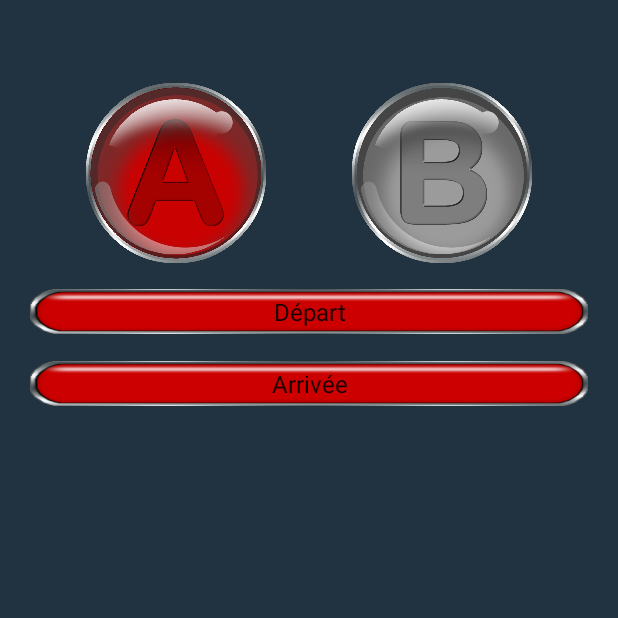
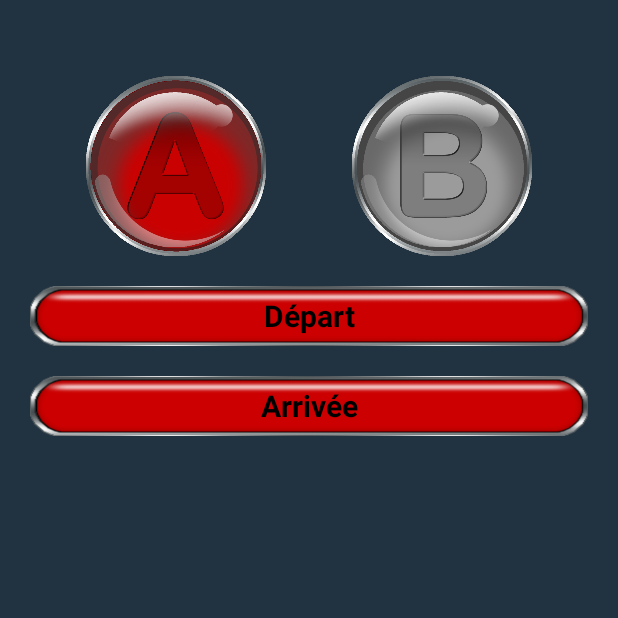
Before and after one commit to YvesToiser/metro-station-exit-finder, an Android app: the screen it shows after launch (MainActivity), on a phone screen of 412 x 824 dp, the top half of it. Run offline under Robolectric (Android 15) with nearby library versions, the light colour scheme and no system bars.

Commit message:
Design modifications Remove toasts

```diff
--- a/app/build.gradle
+++ b/app/build.gradle
@@ -11,8 +11,8 @@ android {
         applicationId "com.toiser.myapp"
         minSdkVersion 16
         targetSdkVersion 28
-        versionCode 4
-        versionName "0.1.2"
+        versionCode 5
+        versionName "0.2.0"
         testInstrumentationRunner "androidx.test.runner.AndroidJUnitRunner"
     }
     buildTypes {
--- a/app/src/main/java/com/toiser/myapp/MainActivity.kt
+++ b/app/src/main/java/com/toiser/myapp/MainActivity.kt
@@ -46,11 +46,6 @@ class MainActivity : AppCompatActivity() {
                 if (position > 0) {
                     processItemSelected( tvLift, tvEscalator, tvStairs, imgLift, imgEscalator, imgStairs,
                         imgLine, selectedLine)
-                    Toast.makeText(
-                        this@MainActivity,
-                        getString(R.string.DepartureToast) + stationNamesDeparture[position].stationName,
-                        Toast.LENGTH_SHORT
-                    ).show()
                 }
             }
 
@@ -65,11 +60,6 @@ class MainActivity : AppCompatActivity() {
                 if (position > 0) {
                     processItemSelected( tvLift, tvEscalator, tvStairs, imgLift, imgEscalator, imgStairs,
                         imgLine, selectedLine)
-                    Toast.makeText(
-                        this@MainActivity,
-                        getString(R.string.ArrivalToast) + stationNamesArrival[position].stationName,
-                        Toast.LENGTH_SHORT
-                    ).show()
                 }
             }
 
--- a/app/src/main/java/com/toiser/myapp/Process.kt
+++ b/app/src/main/java/com/toiser/myapp/Process.kt
@@ -32,13 +32,13 @@ fun selectMetroLine (metroLine: MetroLineEnum, btnA: ImageButton, btnB: ImageBut
     for (i in 0 until stationNamesDeparture.size) {
         departureStationsLabelList.add(stationNamesDeparture[i].stationName)
     }
-    spinnerDeparture.adapter = ArrayAdapter(context, android.R.layout.simple_spinner_item, departureStationsLabelList)
+    spinnerDeparture.adapter = ArrayAdapter(context, R.layout.spinner_item, departureStationsLabelList)
 
     val arrivalStationsLabelList = arrayListOf<String>()
     for (i in 0 until stationNamesArrival.size) {
         arrivalStationsLabelList.add(stationNamesArrival[i].stationName)
     }
-    spinnerArrival.adapter = ArrayAdapter(context, android.R.layout.simple_spinner_item, arrivalStationsLabelList)
+    spinnerArrival.adapter = ArrayAdapter(context, R.layout.spinner_item, arrivalStationsLabelList)
 }
 
 
--- a/app/src/main/res/layout/activity_main.xml
+++ b/app/src/main/res/layout/activity_main.xml
@@ -11,7 +11,7 @@
     <androidx.constraintlayout.widget.ConstraintLayout
         android:id="@+id/top_layout"
         android:layout_width="match_parent"
-        android:layout_height="240dp"
+        android:layout_height="270dp"
         app:layout_constraintBottom_toTopOf="@+id/middle_layout"
         app:layout_constraintEnd_toEndOf="parent"
         app:layout_constraintStart_toStartOf="parent"
@@ -51,8 +51,8 @@
                 android:layout_marginLeft="10dp"
                 android:layout_marginEnd="20dp"
                 android:layout_marginRight="20dp"
+                android:background="@android:color/transparent"
                 android:scaleType="fitCenter"
-                android:background="@android:color/transparent"
                 android:src="@drawable/b_inactive"
                 app:layout_constraintBottom_toBottomOf="parent"
                 app:layout_constraintEnd_toEndOf="parent"
@@ -63,7 +63,7 @@
         <Spinner
             android:id="@+id/departure_spinner"
             android:layout_width="match_parent"
-            android:layout_height="30dp"
+            android:layout_height="40dp"
             android:layout_marginStart="20dp"
             android:layout_marginLeft="20dp"
             android:layout_marginTop="10dp"
@@ -72,9 +72,8 @@
             android:layout_marginBottom="5dp"
             android:background="@drawable/spinner_bar_red"
             android:gravity="center"
+            android:spinnerMode="dialog"
             android:textAlignment="center"
-            android:prompt="@string/departure_spinner_hint_resource"
-            android:spinnerMode="dialog"
             app:layout_constraintBottom_toTopOf="@+id/arrival_spinner"
             app:layout_constraintEnd_toEndOf="parent"
             app:layout_constraintStart_toStartOf="parent"
@@ -83,7 +82,7 @@
         <Spinner
             android:id="@+id/arrival_spinner"
             android:layout_width="match_parent"
-            android:layout_height="30dp"
+            android:layout_height="40dp"
             android:layout_marginStart="20dp"
             android:layout_marginLeft="20dp"
             android:layout_marginTop="5dp"
@@ -91,10 +90,9 @@
             android:layout_marginRight="20dp"
             android:layout_marginBottom="10dp"
             android:background="@drawable/spinner_bar_red"
+            android:gravity="center"
             android:spinnerMode="dialog"
-            android:gravity="center"
             android:textAlignment="center"
-            android:prompt="@string/arrival_spinner_hint_resource"
             app:layout_constraintBottom_toBottomOf="parent"
             app:layout_constraintEnd_toEndOf="parent"
             app:layout_constraintHorizontal_bias="0.0"
@@ -116,11 +114,11 @@
             android:id="@+id/constraintLayout4"
             android:layout_width="match_parent"
             android:layout_height="70dp"
-            android:layout_marginStart="20dp"
-            android:layout_marginLeft="20dp"
+            android:layout_marginStart="40dp"
+            android:layout_marginLeft="40dp"
             android:layout_marginTop="20dp"
-            android:layout_marginEnd="20dp"
-            android:layout_marginRight="20dp"
+            android:layout_marginEnd="40dp"
+            android:layout_marginRight="40dp"
             android:layout_marginBottom="5dp"
             app:layout_constraintBottom_toTopOf="@+id/constraintLayout5"
             app:layout_constraintEnd_toEndOf="parent"
@@ -133,33 +131,36 @@
                 android:layout_height="match_parent"
                 android:scaleType="fitCenter"
                 app:layout_constraintBottom_toBottomOf="parent"
-                app:layout_constraintEnd_toStartOf="@+id/tvLiftNumber"
                 app:layout_constraintStart_toStartOf="parent"
                 app:layout_constraintTop_toTopOf="parent"
+                app:layout_constraintVertical_bias="0.0"
                 app:srcCompat="@android:color/transparent" />
 
             <TextView
                 android:id="@+id/tvLiftNumber"
                 android:layout_width="100dp"
                 android:layout_height="match_parent"
+                android:layout_marginStart="20dp"
+                android:layout_marginLeft="20dp"
                 android:gravity="center"
                 android:textColor="#FFFFFF"
                 android:textSize="30sp"
                 app:layout_constraintBottom_toBottomOf="parent"
                 app:layout_constraintEnd_toEndOf="parent"
                 app:layout_constraintStart_toEndOf="@+id/imageViewLift"
-                app:layout_constraintTop_toTopOf="parent" />
+                app:layout_constraintTop_toTopOf="parent"
+                app:layout_constraintVertical_bias="0.0" />
         </androidx.constraintlayout.widget.ConstraintLayout>
 
         <androidx.constraintlayout.widget.ConstraintLayout
             android:id="@+id/constraintLayout5"
             android:layout_width="match_parent"
             android:layout_height="70dp"
-            android:layout_marginStart="20dp"
-            android:layout_marginLeft="20dp"
+            android:layout_marginStart="40dp"
+            android:layout_marginLeft="40dp"
             android:layout_marginTop="5dp"
-            android:layout_marginEnd="20dp"
-            android:layout_marginRight="20dp"
+            android:layout_marginEnd="40dp"
+            android:layout_marginRight="40dp"
             android:layout_marginBottom="5dp"
             app:layout_constraintBottom_toTopOf="@+id/constraintLayout6"
             app:layout_constraintEnd_toEndOf="parent"
@@ -171,7 +172,6 @@
                 android:layout_width="70dp"
                 android:layout_height="match_parent"
                 android:scaleType="fitCenter"
-                app:layout_constraintEnd_toStartOf="@+id/tvEscalatorNumber"
                 app:layout_constraintStart_toStartOf="parent"
                 app:srcCompat="@android:color/transparent" />
 
@@ -179,6 +179,8 @@
                 android:id="@+id/tvEscalatorNumber"
                 android:layout_width="100dp"
                 android:layout_height="match_parent"
+                android:layout_marginStart="20dp"
+                android:layout_marginLeft="20dp"
                 android:gravity="center"
                 android:textColor="#FFFFFF"
                 android:textSize="30sp"
@@ -192,11 +194,11 @@
             android:id="@+id/constraintLayout6"
             android:layout_width="match_parent"
             android:layout_height="70dp"
-            android:layout_marginStart="20dp"
-            android:layout_marginLeft="20dp"
+            android:layout_marginStart="40dp"
+            android:layout_marginLeft="40dp"
             android:layout_marginTop="5dp"
-            android:layout_marginEnd="20dp"
-            android:layout_marginRight="20dp"
+            android:layout_marginEnd="40dp"
+            android:layout_marginRight="40dp"
             android:layout_marginBottom="20dp"
             app:layout_constraintBottom_toBottomOf="parent"
             app:layout_constraintEnd_toEndOf="parent"
@@ -208,7 +210,6 @@
                 android:layout_width="70dp"
                 android:layout_height="match_parent"
                 android:scaleType="fitCenter"
-                app:layout_constraintEnd_toStartOf="@+id/tvStairsNumber"
                 app:layout_constraintStart_toStartOf="parent"
                 app:srcCompat="@android:color/transparent" />
 
@@ -216,6 +217,8 @@
                 android:id="@+id/tvStairsNumber"
                 android:layout_width="100dp"
                 android:layout_height="match_parent"
+                android:layout_marginStart="20dp"
+                android:layout_marginLeft="20dp"
                 android:gravity="center"
                 android:textColor="#FFFFFF"
                 android:textSize="30sp"
--- /dev/null
+++ b/app/src/main/res/layout/spinner_item.xml
@@ -0,0 +1,12 @@
+<?xml version="1.0" encoding="utf-8"?>
+<TextView xmlns:android="http://schemas.android.com/apk/res/android"
+    android:id="@android:id/text1"
+    style="?android:attr/spinnerItemStyle"
+    android:singleLine="true"
+    android:layout_width="match_parent"
+    android:layout_height="wrap_content"
+    android:textColor="#000"
+    android:textSize="20sp"
+    android:textStyle="bold"
+    android:ellipsize="marquee"
+    android:textAlignment="inherit"/>
```
